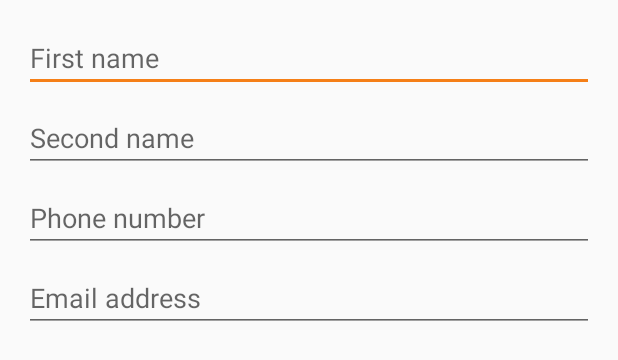
After one commit to kllaas/Contacts, an Android app: the layout fragment_create_contact.xml on its own in the app's theme, with its tools: preview values and no code run, on a phone screen of 412 x 824 dp. The commit adds this screen. Shown: the top 360 px of the screen. Run offline under Robolectric (Android 15) with nearby library versions, the phone set to English and light mode, and no system bars.

Commit message:
create new contact

```diff
--- a/app/src/main/java/com/example/alexey/contacts/activities/contacts/ContactsRelations.java
+++ b/app/src/main/java/com/example/alexey/contacts/activities/contacts/ContactsRelations.java
@@ -21,6 +21,7 @@ public interface ContactsRelations {
 
         void setCurrentSortType(SORT_TYPE type);
 
+        void showCreateFragment();
     }
 
     interface View extends BaseRelations.View {
@@ -31,4 +32,8 @@ public interface ContactsRelations {
 
     }
 
+    interface OnCompleteListener {
+        void onContactCreated();
+    }
+
 }
--- /dev/null
+++ b/app/src/main/res/layout/fragment_create_contact.xml
@@ -0,0 +1,48 @@
+<?xml version="1.0" encoding="utf-8"?>
+<RelativeLayout
+    xmlns:android="http://schemas.android.com/apk/res/android"
+    android:layout_width="match_parent"
+    android:layout_height="match_parent"
+    android:orientation="vertical"
+    android:padding="16dp"
+    android:paddingTop="24dp">
+
+    <EditText
+        android:id="@+id/et_first_name"
+        android:layout_width="match_parent"
+        android:layout_height="wrap_content"
+        android:hint="@string/first_name"
+        android:inputType="text"
+        android:textSize="18sp"/>
+
+    <EditText
+        android:id="@+id/et_second_name"
+        android:layout_width="match_parent"
+        android:layout_height="wrap_content"
+        android:layout_below="@id/et_first_name"
+        android:layout_marginTop="8dp"
+        android:hint="@string/second_name"
+        android:inputType="text"
+        android:textSize="18sp"/>
+
+    <EditText
+        android:id="@+id/et_phone"
+        android:layout_width="match_parent"
+        android:layout_height="wrap_content"
+        android:layout_below="@id/et_second_name"
+        android:layout_marginTop="8dp"
+        android:hint="@string/phone"
+        android:inputType="phone"
+        android:textSize="18sp"/>
+
+    <EditText
+        android:id="@+id/et_email"
+        android:layout_width="match_parent"
+        android:layout_height="wrap_content"
+        android:layout_below="@id/et_phone"
+        android:layout_marginTop="8dp"
+        android:hint="@string/email"
+        android:inputType="textEmailAddress"
+        android:textSize="18sp"/>
+
+</RelativeLayout>
--- a/app/src/main/res/values/strings.xml
+++ b/app/src/main/res/values/strings.xml
@@ -10,4 +10,12 @@
     <string name="menu_alphabet_desc">By alphabet desc</string>
     <string name="dialog_sort_title">Sort by…</string>
     <string name="cancel">Cancel</string>
+    <string name="create">Create</string>
+    <string name="dialog_create_title">Create contact</string>
+    <string name="first_name">First name</string>
+    <string name="second_name">Second name</string>
+    <string name="phone">Phone number</string>
+    <string name="email">Email address</string>
+    <string name="message_not_valid_email">Email isn`t valid</string>
+    <string name="message_not_valid_name">Fill at least the contact name</string>
 </resources>
```
Also changed, not shown: app/src/main/java/com/example/alexey/contacts/activities/add_contact/CreateContactDialog.java (added, +103 -0 lines), app/src/main/java/com/example/alexey/contacts/activities/add_contact/CreateContactPresenter.java (added, +61 -0 lines), app/src/main/java/com/example/alexey/contacts/activities/add_contact/CreateContactRelations.java (added, +25 -0 lines), app/src/main/java/com/example/alexey/contacts/activities/contacts/ContactsActivity.java (+18 -1 lines), app/src/main/java/com/example/alexey/contacts/activities/contacts/ContactsPresenter.java (+8 -0 lines), app/src/main/java/com/example/alexey/contacts/data/Contact.java (+11 -1 lines), app/src/main/java/com/example/alexey/contacts/data/source/local/ContactsLocalDataSource.java (+12 -8 lines).
